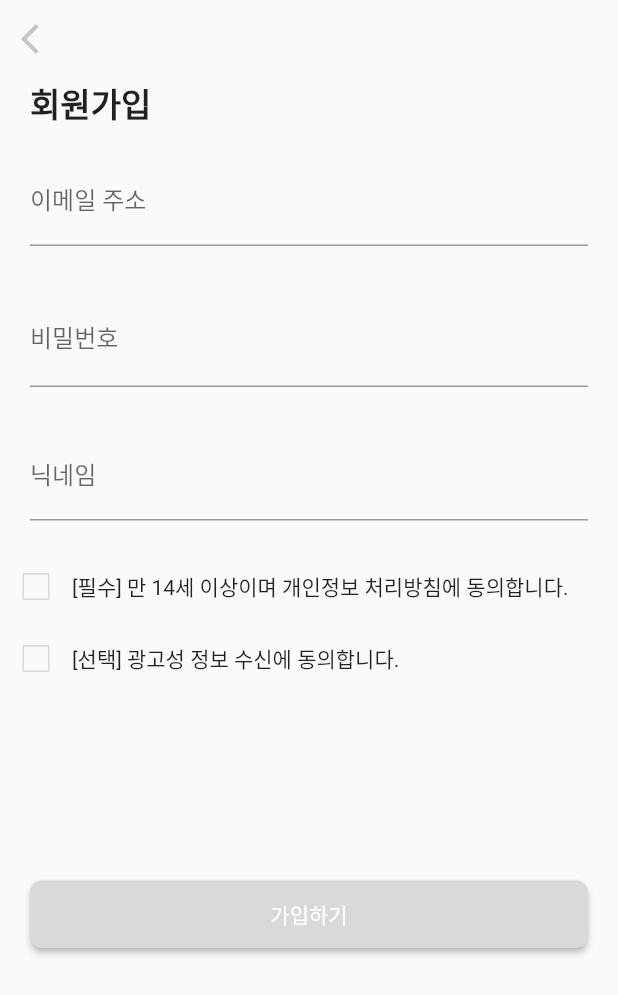
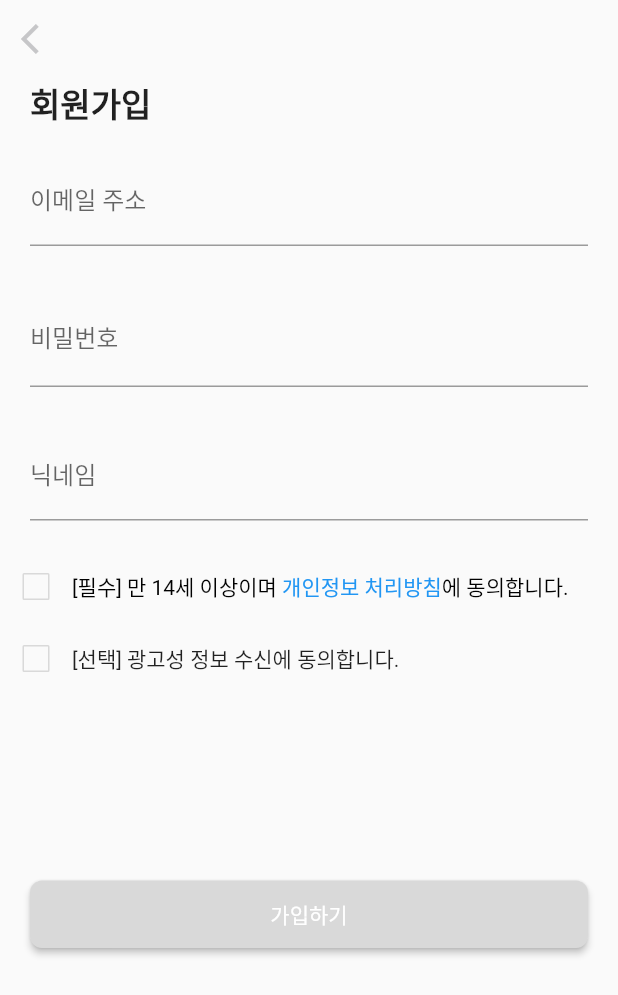
Before and after one commit to geongupark/POTL, a Flutter app: the LoginEmailSignup screen opened directly, on a phone screen of 412 x 824 dp. Shown: the top 995 px of the screen. Run offline on Flutter 3.47's test engine with Material 2 defaults, Android fonts, the phone set to English and light mode, and no system bars; our stand-ins replace carousel_slider, cloud_firestore, firebase_auth, firebase_core, firebase_storage, google_maps_flutter and 2 more; missing offline and left inert: flutter_overlay_loader, kpostal; accounts and stored records are empty.

Commit message:
almost end

```diff
--- a/lib/view/home/home.dart
+++ b/lib/view/home/home.dart
@@ -35,9 +35,9 @@ class _HomePageState extends State<HomePage> {
       builder: (context, homeService, chihld) {
         return Container(
           color: Colors.white,
-          child: Column(
-            mainAxisAlignment: MainAxisAlignment.center,
-            crossAxisAlignment: CrossAxisAlignment.start,
+          child: ListView(
+            // mainAxisAlignment: MainAxisAlignment.center,
+            // crossAxisAlignment: CrossAxisAlignment.start,
             children: [
               Container(
                 height: MediaQuery.of(context).size.height * 0.05,
--- a/lib/view/login/login_email_signup.dart
+++ b/lib/view/login/login_email_signup.dart
@@ -1,6 +1,8 @@
+import 'package:flutter/gestures.dart';
 import 'package:flutter/material.dart';
 import 'package:potl/service/auth_service.dart';
 import 'package:provider/provider.dart';
+import 'package:url_launcher/url_launcher.dart';
 
 class LoginEmailSignup extends StatefulWidget {
   const LoginEmailSignup({Key? key}) : super(key: key);
@@ -113,12 +115,34 @@ class _LoginEmailSignupState extends State<LoginEmailSignup> {
                           });
                         },
                         checkColor: Colors.white,
-                        activeColor: Color.fromRGBO(217, 217, 217, 1),
+                        activeColor: Color.fromRGBO(196, 49, 216, 1),
                         side: BorderSide(
                           color: Color.fromRGBO(217, 217, 217, 1),
                         ),
                       ),
-                      Text("[필수] 만 14세 이상이며 개인정보 처리방침에 동의합니다."),
+                      RichText(
+                        text: new TextSpan(
+                          children: [
+                            new TextSpan(
+                              text: '[필수] 만 14세 이상이며 ',
+                              style: new TextStyle(color: Colors.black),
+                            ),
+                            new TextSpan(
+                              text: '개인정보 처리방침',
+                              style: new TextStyle(color: Colors.blue),
+                              recognizer: new TapGestureRecognizer()
+                                ..onTap = () {
+                                  launch(
+                                      'https://transparent-kettledrum-94e.notion.site/POTL-4dd9e135a3c943f6b5e0ffc31a6a9820');
+                                },
+                            ),
+                            new TextSpan(
+                              text: '에 동의합니다.',
+                              style: new TextStyle(color: Colors.black),
+                            ),
+                          ],
+                        ),
+                      ),
                     ],
                   ),
                   Row(
@@ -131,7 +155,7 @@ class _LoginEmailSignupState extends State<LoginEmailSignup> {
                           });
                         },
                         checkColor: Colors.white,
-                        activeColor: Color.fromRGBO(217, 217, 217, 1),
+                        activeColor: Color.fromRGBO(196, 49, 216, 1),
                         side: BorderSide(
                           color: Color.fromRGBO(217, 217, 217, 1),
                         ),
--- a/pubspec.yaml
+++ b/pubspec.yaml
@@ -46,6 +46,7 @@ dependencies:
   kpostal: ^0.5.1
   http: ^0.13.5
   flutter_overlay_loader: ^2.0.0
+  url_launcher: ^6.1.6
 
 dev_dependencies:
   flutter_test:
```
Also changed, not shown: pubspec.lock, 8 other files.
